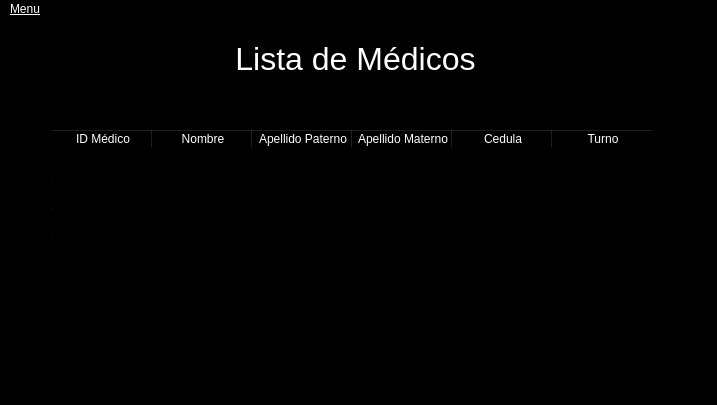
First picture: the form in interfaces/Lista de medicos.ui, repository xVyrusz/J-Medic, before the edit.
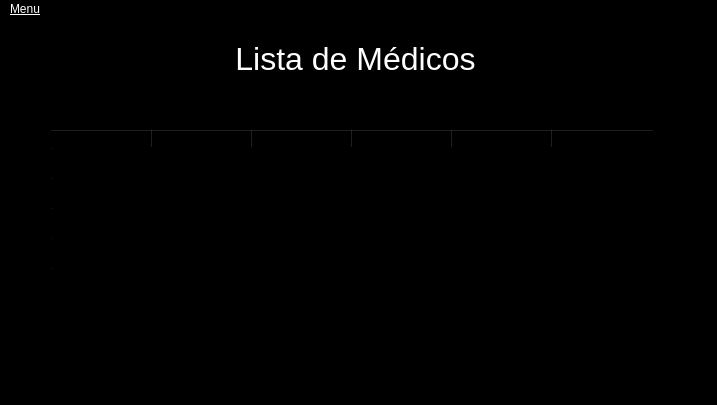
Second picture: the form after the edit.

The edit to the form file:
```diff
--- a/interfaces/Lista de medicos.ui
+++ b/interfaces/Lista de medicos.ui
@@ -61,8 +61,7 @@
      <string>&lt;html&gt;&lt;head/&gt;&lt;body&gt;&lt;p&gt;&lt;br/&gt;&lt;/p&gt;&lt;/body&gt;&lt;/html&gt;</string>
     </property>
     <property name="styleSheet">
-     <string notr="true">color: rgb(255, 255, 255);
-background-color: rgb(0, 0, 0);</string>
+     <string notr="true">color: rgb(0, 0, 0);</string>
     </property>
     <row>
      <property name="text">
```
Left out of the diff: 2 changed lines with no effect on the pictures.
